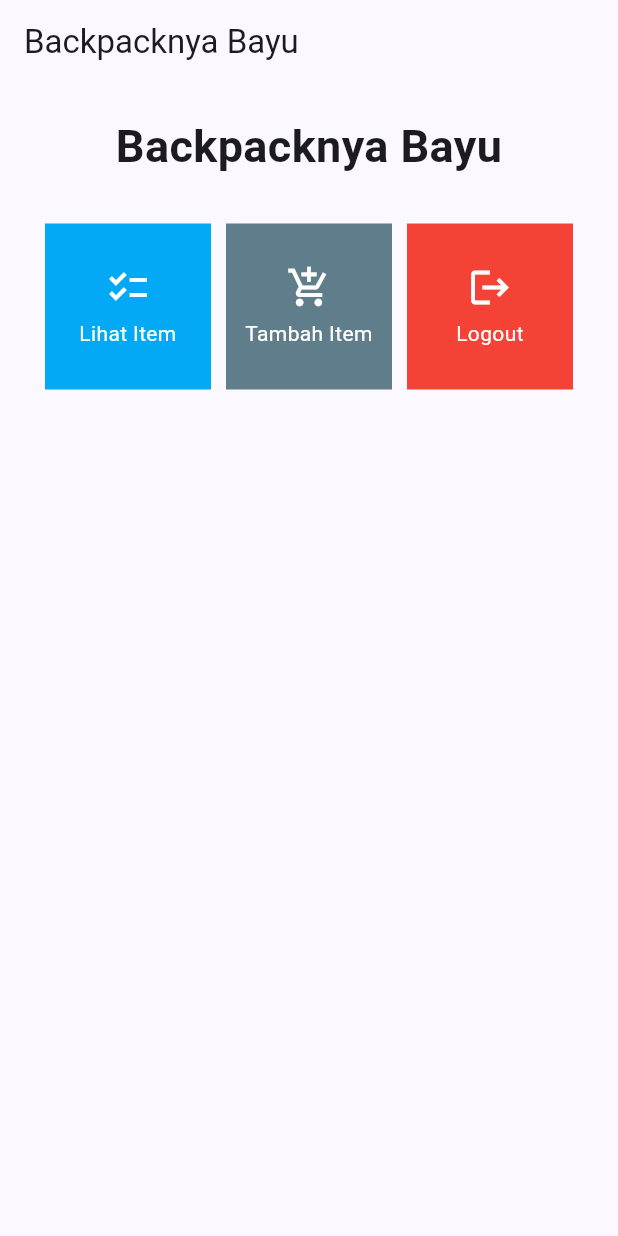
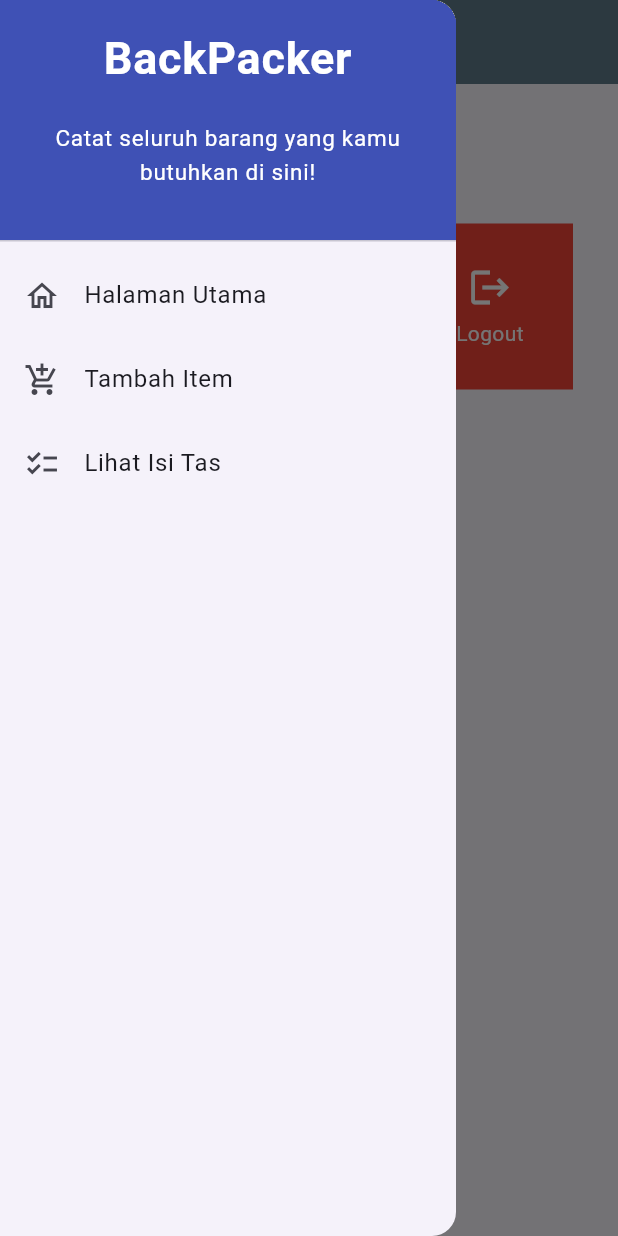
Before and after one commit to GoedangG/BackPacker, a Flutter app: the screen it shows after launch, with the side drawer open (before the commit the screen has no drawer), on a phone screen of 412 x 824 dp. Run offline on Flutter 3.47's test engine with Material 2 defaults, Android fonts, the phone set to English and light mode, and no system bars.

Commit message:
Progress bonus tugas 8, lihat_item.dart

```diff
--- a/lib/main.dart
+++ b/lib/main.dart
@@ -1,4 +1,4 @@
-import 'package:bayu_inventory/menu.dart';
+import 'package:bayu_inventory/screens/menu.dart';
 import 'package:flutter/material.dart';
 
 void main() {
@@ -12,7 +12,7 @@
   @override
   Widget build(BuildContext context) {
     return MaterialApp(
-      title: 'Flutter Demo',
+      title: 'BackPacker',
       theme: ThemeData(
         // This is the theme of your application.
         //
--- a/lib/menu.dart
+++ b/lib/screens/menu.dart
@@ -1,4 +1,6 @@
 import 'package:flutter/material.dart';
+import 'package:bayu_inventory/widgets/left_drawer.dart';
+import 'package:bayu_inventory/widgets/item_cards.dart';
 
 class MyHomePage extends StatelessWidget {
   MyHomePage({Key? key}) : super(key: key);
@@ -23,9 +25,12 @@
     return Scaffold(
       appBar: AppBar(
         title: const Text(
-          'Backpacknya Bayu',
+          'BackPacker',
         ),
+        backgroundColor: Colors.blueGrey,
+        foregroundColor: Colors.white,
       ),
+      drawer: const LeftDrawer(),
       body: SingleChildScrollView(
         // Widget wrapper yang dapat discroll
         child: Padding(
@@ -37,7 +42,7 @@
                 padding: EdgeInsets.only(top: 10.0, bottom: 10.0),
                 // Widget Text untuk menampilkan tulisan dengan alignment center dan style yang sesuai
                 child: Text(
-                  'Backpacknya Bayu', // Text yang menandakan Inventory
+                  'BackPacker', // Text yang menandakan Inventory
                   textAlign: TextAlign.center,
                   style: TextStyle(
                     fontSize: 30,
@@ -66,56 +71,3 @@
     );
   }
 }
-
-class ShopItem {
-  final String name;
-  final IconData icon;
-  final Color color;
-
-  ShopItem(this.name, this.icon, this.color);
-}
-
-class ShopCard extends StatelessWidget {
-  final ShopItem item;
-
-  const ShopCard(this.item, {super.key}); // Constructor
-
-  @override
-  Widget build(BuildContext context) {
-    return Material(
-      color: item.color,
-      child: InkWell(
-        // Area responsive terhadap sentuhan
-        onTap: () {
-          // Memunculkan SnackBar ketika diklik
-          ScaffoldMessenger.of(context)
-            ..hideCurrentSnackBar()
-            ..showSnackBar(SnackBar(
-                content: Text("Kamu telah menekan tombol ${item.name}!")));
-        },
-        child: Container(
-          // Container untuk menyimpan Icon dan Text
-          padding: const EdgeInsets.all(8),
-          child: Center(
-            child: Column(
-              mainAxisAlignment: MainAxisAlignment.center,
-              children: [
-                Icon(
-                  item.icon,
-                  color: Colors.white,
-                  size: 30.0,
-                ),
-                const Padding(padding: EdgeInsets.all(3)),
-                Text(
-                  item.name,
-                  textAlign: TextAlign.center,
-                  style: const TextStyle(color: Colors.white),
-                ),
-              ],
-            ),
-          ),
-        ),
-      ),
-    );
-  }
-}
--- /dev/null
+++ b/lib/widgets/item_cards.dart
@@ -0,0 +1,69 @@
+import 'package:bayu_inventory/screens/lihat_item.dart';
+import 'package:flutter/material.dart';
+import 'package:bayu_inventory/screens/BackPackForm.dart';
+
+class ShopItem {
+  final String name;
+  final IconData icon;
+  final Color color;
+
+  ShopItem(this.name, this.icon, this.color);
+}
+
+class ShopCard extends StatelessWidget {
+  final ShopItem item;
+
+  const ShopCard(this.item, {super.key}); // Constructor
+
+  @override
+  Widget build(BuildContext context) {
+    return Material(
+      color: item.color,
+      child: InkWell(
+        // Area responsive terhadap sentuhan
+        onTap: () {
+          // Memunculkan SnackBar ketika diklik
+          ScaffoldMessenger.of(context)
+            ..hideCurrentSnackBar()
+            ..showSnackBar(SnackBar(
+                content: Text("Kamu telah menekan tombol ${item.name}!")));
+
+          // Navigasi sesuai tombol yang ditekan
+          if (item.name == "Tambah Item"){
+            Navigator.push(context,
+            MaterialPageRoute(builder: (context) => const BackPackForm())
+            );
+          }
+
+          if (item.name == "Lihat Item"){
+            Navigator.push(context,
+            MaterialPageRoute(builder: (context) => const LihatItem())
+            );
+          }
+        },
+        child: Container(
+          // Container untuk menyimpan Icon dan Text
+          padding: const EdgeInsets.all(8),
+          child: Center(
+            child: Column(
+              mainAxisAlignment: MainAxisAlignment.center,
+              children: [
+                Icon(
+                  item.icon,
+                  color: Colors.white,
+                  size: 30.0,
+                ),
+                const Padding(padding: EdgeInsets.all(3)),
+                Text(
+                  item.name,
+                  textAlign: TextAlign.center,
+                  style: const TextStyle(color: Colors.white),
+                ),
+              ],
+            ),
+          ),
+        ),
+      ),
+    );
+  }
+}
--- /dev/null
+++ b/lib/widgets/left_drawer.dart
@@ -0,0 +1,79 @@
+import 'package:bayu_inventory/screens/BackPackForm.dart';
+import 'package:flutter/material.dart';
+import 'package:bayu_inventory/screens/menu.dart';
+import 'package:bayu_inventory/screens/lihat_item.dart';
+
+class LeftDrawer extends StatelessWidget {
+  const LeftDrawer({super.key});
+
+  @override
+  Widget build(BuildContext context) {
+    return Drawer(
+      child: ListView(
+        children: [
+          const DrawerHeader(
+            decoration: BoxDecoration(
+              color: Colors.indigo,
+            ),
+            child: Column(
+              children: [
+                Text(
+                  'BackPacker',
+                  textAlign: TextAlign.center,
+                  style: TextStyle(
+                    fontSize: 30,
+                    fontWeight: FontWeight.bold,
+                    color: Colors.white,
+                  ),
+                ),
+                Padding(padding: EdgeInsets.all(10)),
+                Text("Catat seluruh barang yang kamu butuhkan di sini!",
+                    textAlign: TextAlign.center,
+                    style: TextStyle(
+                      fontSize: 15,
+                      color: Colors.white,
+                      fontWeight: FontWeight.normal,
+                    )),
+              ],
+            ),
+          ),
+          ListTile(
+            leading: const Icon(Icons.home_outlined),
+            title: const Text('Halaman Utama'),
+            // Bagian redirection ke MyHomePage
+            onTap: () {
+              Navigator.pushReplacement(
+                  context,
+                  MaterialPageRoute(
+                    builder: (context) => MyHomePage(),
+                  ));
+            },
+          ),
+          ListTile(
+            leading: const Icon(Icons.add_shopping_cart),
+            title: const Text('Tambah Item'),
+            // Bagian redirection ke ShopFormPage
+            onTap: () {
+              Navigator.pushReplacement(
+                  context,
+                  MaterialPageRoute(
+                    builder: (context) => const BackPackForm(),
+                  ));
+            },
+          ),
+          ListTile(
+            leading: const Icon(Icons.checklist_outlined),
+            title: const Text('Lihat Isi Tas'),
+            onTap: () {
+              Navigator.pushReplacement(
+                context,
+                MaterialPageRoute(
+                  builder: (context) => const  LihatItem()),
+                );
+            },
+          )
+        ],
+      ),
+    );
+  }
+}
```
Also changed, not shown: form_sample/analysis_options.yaml (added, +28 -0 lines), form_sample/lib/main.dart (added, +66 -0 lines), form_sample/pubspec.yaml (added, +90 -0 lines), lib/screens/BackPackForm.dart (added, +159 -0 lines), lib/screens/lihat_item.dart (added, +16 -0 lines), form_sample/pubspec.lock (added), 123 other files.
